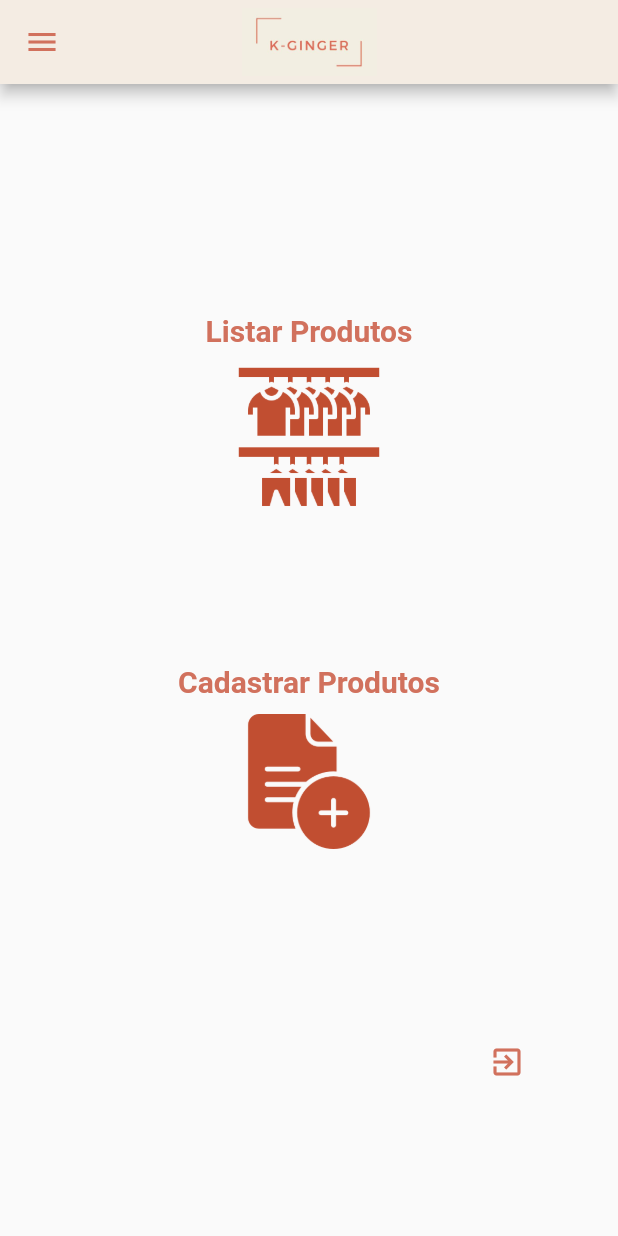
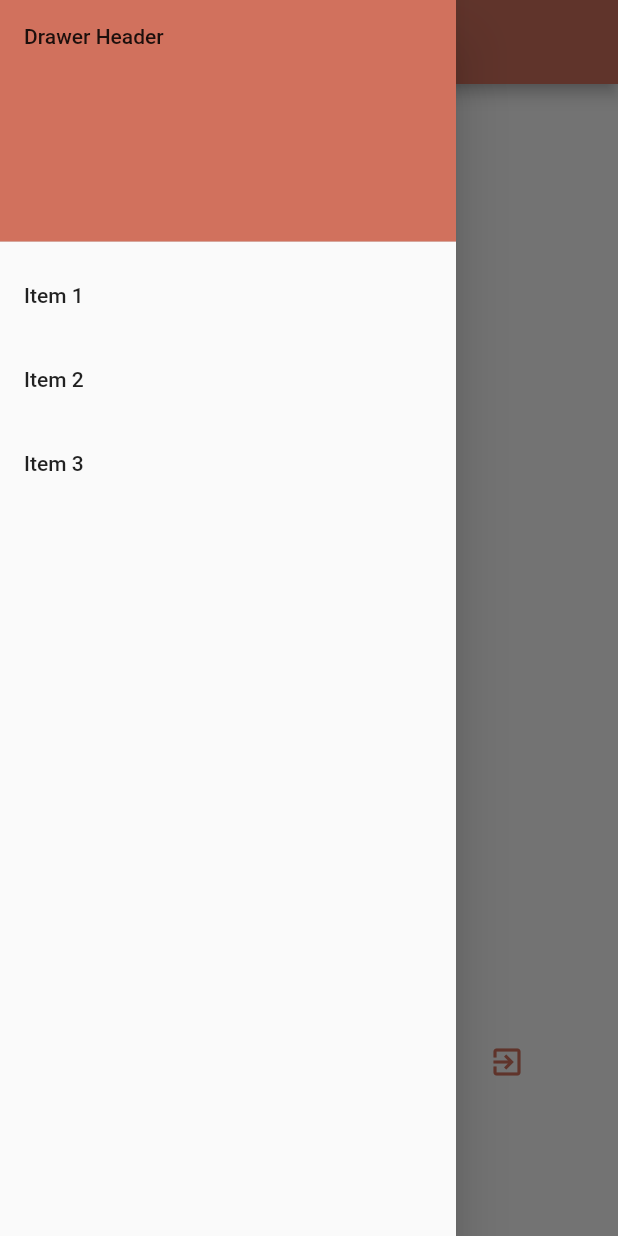
Before and after one commit to souzap371/kginger, a Flutter app: the HomePage screen opened directly, with the side drawer open (before the commit the screen has no drawer), on a phone screen of 412 x 824 dp. Run offline on Flutter 3.47's test engine with Material 2 defaults, Android fonts, the phone set to English and light mode, and no system bars.

Commit message:
Configuração de Drawer

```diff
--- a/lib/main.dart
+++ b/lib/main.dart
@@ -14,7 +14,7 @@
     return MaterialApp(
       title: 'K-Ginger',
       debugShowCheckedModeBanner: false,
-      home: HomePage(),
+      home: LoginPage(),
     );
   }
 }
--- a/lib/pages/home_page.dart
+++ b/lib/pages/home_page.dart
@@ -18,11 +18,36 @@
           width: 90,
           alignment: FractionalOffset.center,
         ),
-        backgroundColor: Color(0xFFf4ece3),
-        leading: IconButton(
-          onPressed: () {},
-          icon: Icon(Icons.menu),
-          color: Color(0xFFd1715d),
+        backgroundColor: Color(0xFFd1715d),
+        // leading: IconButton(
+        //   onPressed: () {},
+        //   icon: Icon(Icons.menu),
+        //   color: Color(0xFFd1715d),
+        // ),
+      ),
+      drawer: Drawer(
+        child: ListView(
+          padding: EdgeInsets.zero,
+          children: [
+            DrawerHeader(
+              decoration: BoxDecoration(
+                color: Color(0xFFd1715d),
+              ),
+              child: Text('Drawer Header'),
+            ),
+            ListTile(
+              title: Text('Item 1'),
+              onTap: () {},
+            ),
+            ListTile(
+              title: Text('Item 2'),
+              onTap: () {},
+            ),
+            ListTile(
+              title: Text('Item 3'),
+              onTap: () {},
+            ),
+          ],
         ),
       ),
       body: Padding(
--- a/lib/pages/login_page.dart
+++ b/lib/pages/login_page.dart
@@ -56,6 +56,9 @@
               style: const TextStyle(
                 fontSize: 20,
               ),
+            ),
+            const SizedBox(
+              height: 10,
             ),
             Container(
               height: 40,
--- a/pubspec.yaml
+++ b/pubspec.yaml
@@ -60,6 +60,7 @@
   # To add assets to your application, add an assets section, like this:
   assets:
     - images/logo_kginger.png
+    - images/logo_kginger_escuro.png
     - images/login.png
     - images/facebook.png
     - images/roupas_editada.png
```
Also changed, not shown: images/logo_kginger_escuro.png (added).
